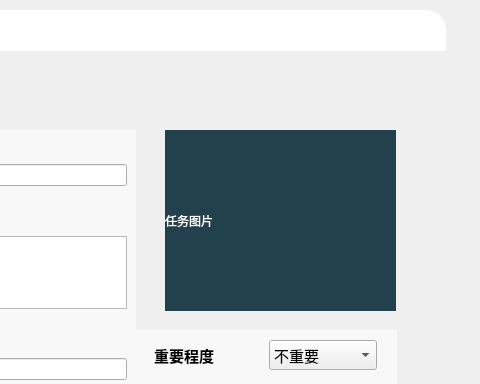
Before: the Qt Designer form frontend/display_task.ui in AiDahanwen/BUAA_2024_Python_Project, drawn with Qt 5; both pictures show x 485 to 965 and y 0 to 384 of the 965 by 859 pixel window.
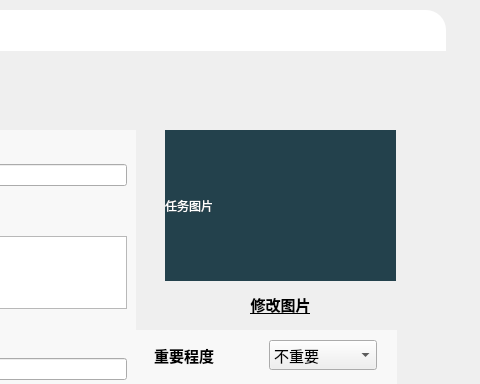
After: the same form once the commit is applied. Icons and pictures are not drawn.

Commit message: frontend-display_task:add modify picture-cuzn

Patch:
```diff
--- a/frontend/display_task.ui
+++ b/frontend/display_task.ui
@@ -322,7 +322,7 @@
        <x>530</x>
        <y>120</y>
        <width>231</width>
-       <height>181</height>
+       <height>151</height>
       </rect>
      </property>
      <property name="styleSheet">
@@ -1057,6 +1057,31 @@
       <string/>
      </property>
     </widget>
+    <widget class="QPushButton" name="pushButton_3">
+     <property name="geometry">
+      <rect>
+       <x>540</x>
+       <y>280</y>
+       <width>211</width>
+       <height>28</height>
+      </rect>
+     </property>
+     <property name="font">
+      <font>
+       <family>微软雅黑</family>
+       <pointsize>11</pointsize>
+       <weight>75</weight>
+       <bold>true</bold>
+       <underline>true</underline>
+      </font>
+     </property>
+     <property name="styleSheet">
+      <string notr="true">border:none</string>
+     </property>
+     <property name="text">
+      <string>修改图片</string>
+     </property>
+    </widget>
     <zorder>label_8</zorder>
     <zorder>label</zorder>
     <zorder>frame_left</zorder>
```
Left out of the diff: 1 changed line with no effect on the pictures. The commit also changes 3 other files.
